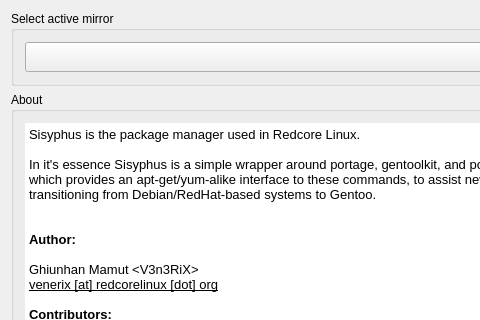
First picture: the form in src/frontend/gui/ui/mirrorcfg.ui, repository redcorelinux/sisyphus, before the edit; both pictures show x 0 to 480 and y 0 to 320 of the 640 by 480 pixel window.
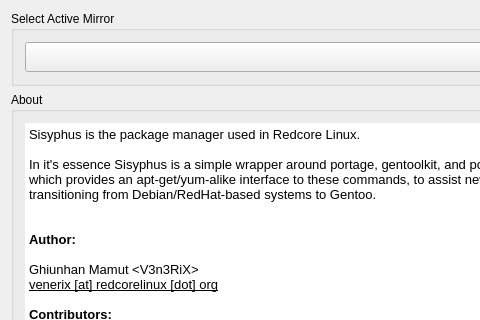
Second picture: the form after the edit. Icons and pictures are not drawn.

Commit message: port to PyQt6, adjust launcher, minor UI tweaks

The edit to the form file:
```diff
--- a/src/frontend/gui/ui/mirrorcfg.ui
+++ b/src/frontend/gui/ui/mirrorcfg.ui
@@ -43,7 +43,7 @@
        </size>
       </property>
       <property name="title">
-       <string>Select active mirror</string>
+       <string>Select Active Mirror</string>
       </property>
       <layout class="QHBoxLayout" name="horizontalLayout_3">
        <item>
```
Left out of the diff: 36 changed lines with no effect on the pictures. The commit also changes 4 other files.
